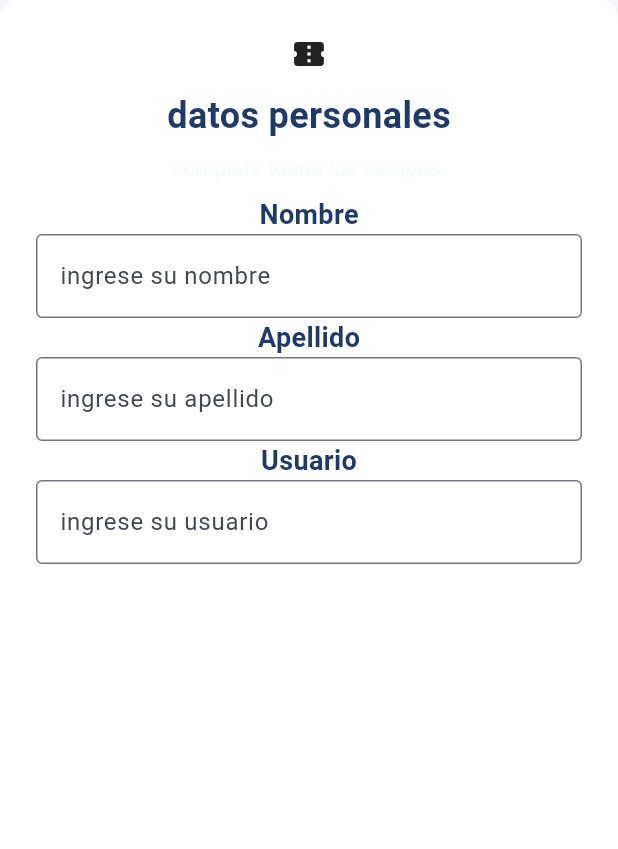
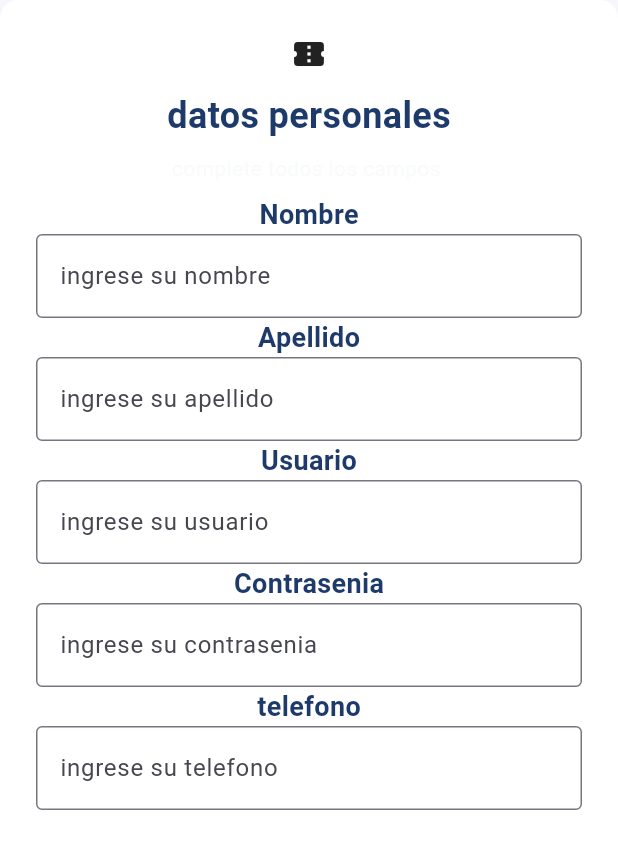
Before and after one commit to JDavidCamacho/ptactica2_formulario_fluter, a Flutter app: the screen it shows after launch, on a phone screen of 412 x 824 dp. Shown: the top 849 px of the screen. Run offline on Flutter 3.47's test engine with Material 3 defaults, Android fonts, the phone set to English and light mode, and no system bars.

Commit message:
formulario contrasenia y telefono

```diff
--- a/lib/main.dart
+++ b/lib/main.dart
@@ -123,6 +123,35 @@ class RegistrationFormsScreen extends StatelessWidget {
             ),
           ),
 
+//contraseña
+
+        Text("Contrasenia",
+          style: TextStyle(
+            fontSize: 18,
+            fontWeight: FontWeight.bold,
+            color: primaryNavu,
+          ),
+        ),
+          TextField(
+            decoration: InputDecoration(
+              border: OutlineInputBorder(),
+              hintText: 'ingrese su contrasenia',
+            ),
+          ),
+
+          Text("telefono",
+            style: TextStyle(
+              fontSize: 18,
+              fontWeight: FontWeight.bold,
+              color: primaryNavu,
+            ),
+          ),
+          TextField(
+            decoration: InputDecoration(
+              border: OutlineInputBorder(),
+              hintText: 'ingrese su telefono',
+            ),
+          ),
         ],
       ),
 
```
